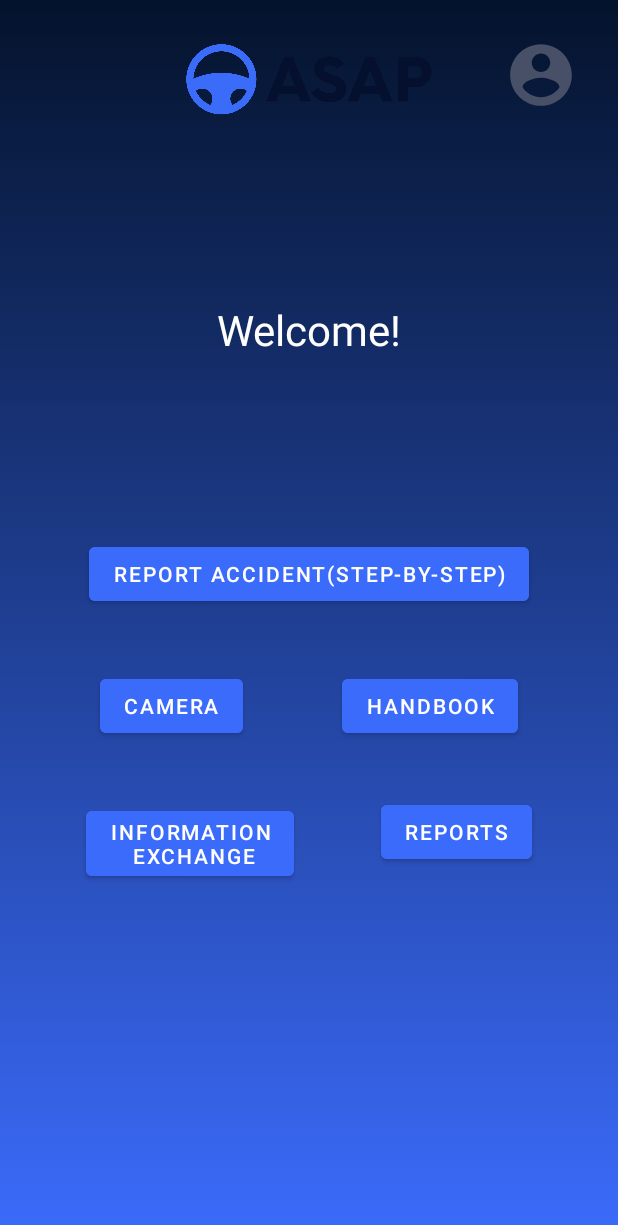
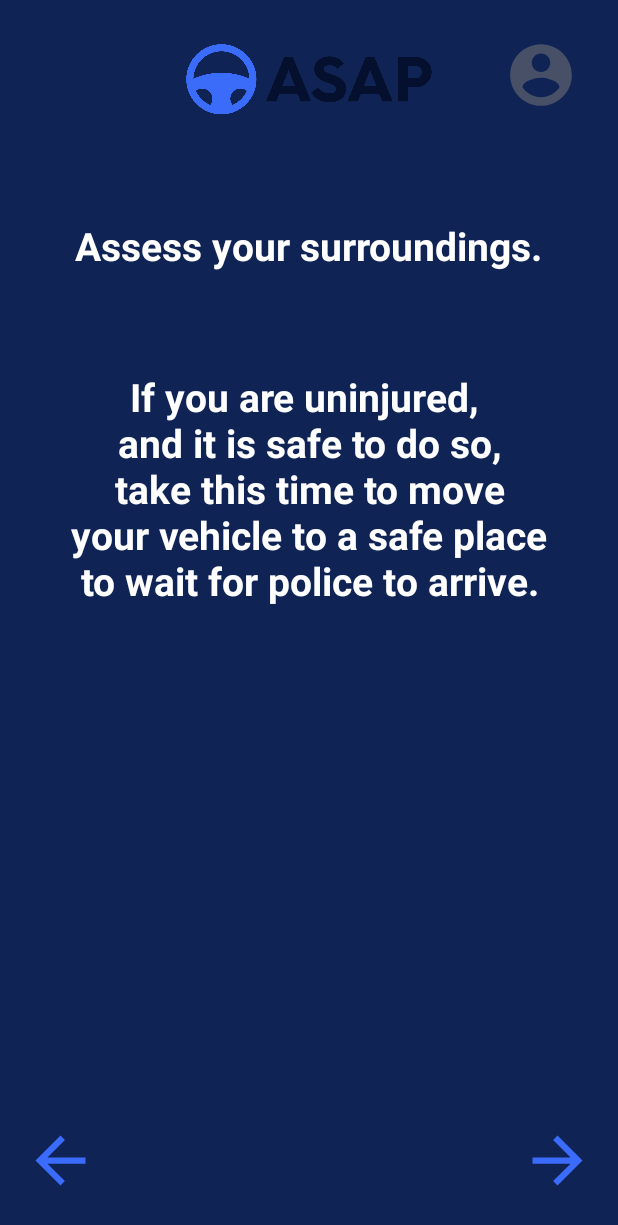
Before and after one commit to MaazHussaini99/androidAccidentApp, an Android app: the Home screen opened directly, with no data from a screen before it, after a tap on "REPORT ACCIDENT(STEP-BY-STEP)", on a phone screen of 412 x 824 dp. Shown: the top 1225 px of the screen. Run offline under Robolectric (Android 15) with nearby library versions, the phone set to English and light mode, and no system bars.

Commit message:
Created Step 1 with functioning next and previous buttons. Enabled Step 1 from Home screen

```diff
--- a/app/src/main/AndroidManifest.xml
+++ b/app/src/main/AndroidManifest.xml
@@ -11,16 +11,19 @@
         android:theme="@style/Theme.AndroidAccidentApp">
         <activity
             android:name=".SplashActivity"
-            android:theme="@style/SplashStyle"
+            android:exported="true"
             android:noHistory="true"
             android:screenOrientation="portrait"
-            android:exported="true">
+            android:theme="@style/SplashStyle">
             <intent-filter>
                 <action android:name="android.intent.action.MAIN" />
 
                 <category android:name="android.intent.category.LAUNCHER" />
             </intent-filter>
         </activity>
+        <activity
+            android:name=".Step1"
+            android:exported="false" />
         <activity
             android:name=".InsuranceProfile"
             android:exported="false" />
@@ -35,7 +38,7 @@
             android:exported="false" />
         <activity
             android:name=".Registration"
-            android:exported="false"/>
+            android:exported="false" />
         <activity android:name=".MainActivity" />
     </application>
 
--- a/app/src/main/java/com/example/androidaccidentapp/Home.java
+++ b/app/src/main/java/com/example/androidaccidentapp/Home.java
@@ -67,8 +67,8 @@ public class Home extends AppCompatActivity {
         switch (view.getId()){
             case R.id.step_by_step:{
                 Toast.makeText(Home.this, "Step-By-Step", Toast.LENGTH_SHORT).show();
-//                Intent myIntent = new Intent(Home.this, StepByStep.class);
-//                Home.this.startActivity(myIntent);
+                Intent myIntent = new Intent(Home.this, Step1.class);
+                Home.this.startActivity(myIntent);
                 break;
             }
             case R.id.handbook:{
--- /dev/null
+++ b/app/src/main/java/com/example/androidaccidentapp/Step1.java
@@ -0,0 +1,26 @@
+package com.example.androidaccidentapp;
+
+import androidx.appcompat.app.AppCompatActivity;
+
+import android.content.Intent;
+import android.os.Bundle;
+import android.view.View;
+
+public class Step1 extends AppCompatActivity {
+
+    @Override
+    protected void onCreate(Bundle savedInstanceState) {
+        super.onCreate(savedInstanceState);
+        setContentView(R.layout.activity_step1);
+    }
+
+    public void previous(View view) {
+        Intent intentPrev = new Intent(Step1.this, Home.class);
+        startActivity(intentPrev);
+    }
+
+    public void next(View view) {
+        Intent intentNxt = new Intent(Step1.this, UserProfile.class);
+        startActivity(intentNxt);
+    }
+}
--- /dev/null
+++ b/app/src/main/res/drawable/ic_baseline_arrow_back_24.xml
@@ -0,0 +1,5 @@
+<vector android:autoMirrored="true" android:height="24dp"
+    android:tint="#3B6BFB" android:viewportHeight="24"
+    android:viewportWidth="24" android:width="24dp" xmlns:android="http://schemas.android.com/apk/res/android">
+    <path android:fillColor="@android:color/white" android:pathData="M20,11H7.83l5.59,-5.59L12,4l-8,8 8,8 1.41,-1.41L7.83,13H20v-2z"/>
+</vector>
--- /dev/null
+++ b/app/src/main/res/drawable/ic_baseline_arrow_forward_24.xml
@@ -0,0 +1,5 @@
+<vector android:autoMirrored="true" android:height="24dp"
+    android:tint="#3B6BFB" android:viewportHeight="24"
+    android:viewportWidth="24" android:width="24dp" xmlns:android="http://schemas.android.com/apk/res/android">
+    <path android:fillColor="@android:color/white" android:pathData="M12,4l-1.41,1.41L16.17,11H4v2h12.17l-5.58,5.59L12,20l8,-8z"/>
+</vector>
--- /dev/null
+++ b/app/src/main/res/layout/activity_step1.xml
@@ -0,0 +1,79 @@
+<?xml version="1.0" encoding="utf-8"?>
+<androidx.constraintlayout.widget.ConstraintLayout xmlns:android="http://schemas.android.com/apk/res/android"
+    xmlns:app="http://schemas.android.com/apk/res-auto"
+    xmlns:tools="http://schemas.android.com/tools"
+    android:layout_width="match_parent"
+    android:layout_height="match_parent"
+    tools:context=".Step1"
+    android:background="@color/background">
+
+    <ImageView
+        android:id="@+id/logo"
+        android:layout_width="wrap_content"
+        android:layout_height="55dp"
+        android:src="@drawable/logo_01"
+        android:layout_marginTop="25dp"
+        app:layout_constraintEnd_toEndOf="parent"
+        app:layout_constraintHorizontal_bias="0.0"
+        app:layout_constraintStart_toStartOf="parent"
+        app:layout_constraintTop_toTopOf="parent" />
+
+    <ImageView
+        android:id="@+id/account_ic"
+        android:layout_width="52dp"
+        android:layout_height="49dp"
+        android:src="@drawable/ic_baseline_account_circle_24"
+        android:layout_margin="25dp"
+        app:layout_constraintEnd_toEndOf="parent"
+        app:layout_constraintTop_toTopOf="parent" />
+
+    <TextView
+        android:id="@+id/instr1"
+        android:layout_width="wrap_content"
+        android:layout_height="wrap_content"
+        android:layout_marginTop="65dp"
+        android:text="Assess your surroundings."
+        android:textColor="@color/white"
+        android:textStyle="bold"
+        android:textSize="26dp"
+        app:layout_constraintTop_toBottomOf="@id/logo"
+        app:layout_constraintLeft_toLeftOf="parent"
+        app:layout_constraintRight_toRightOf="parent"/>
+
+    <TextView
+        android:id="@+id/instr2"
+        android:layout_width="wrap_content"
+        android:layout_height="wrap_content"
+        android:layout_marginTop="65dp"
+        android:text="@string/step1Instruction"
+        android:textColor="@color/white"
+        android:textStyle="bold"
+        android:textSize="26dp"
+        android:textAlignment="center"
+        app:layout_constraintTop_toBottomOf="@id/instr1"
+        app:layout_constraintLeft_toLeftOf="parent"
+        app:layout_constraintRight_toRightOf="parent"/>
+
+    <ImageView
+        android:id="@+id/backArrow"
+        android:layout_width="50dp"
+        android:layout_height="50dp"
+        android:layout_marginBottom="25dp"
+        android:layout_marginStart="15dp"
+        android:src="@drawable/ic_baseline_arrow_back_24"
+        android:onClick="previous"
+        app:layout_constraintBottom_toBottomOf="parent"
+        app:layout_constraintLeft_toLeftOf="parent"/>
+
+    <ImageView
+        android:id="@+id/forwardArrow"
+        android:layout_width="50dp"
+        android:layout_height="50dp"
+        android:layout_marginBottom="25dp"
+        android:layout_marginEnd="15dp"
+        android:src="@drawable/ic_baseline_arrow_forward_24"
+        android:onClick="next"
+        app:layout_constraintBottom_toBottomOf="parent"
+        app:layout_constraintRight_toRightOf="parent"/>
+
+</androidx.constraintlayout.widget.ConstraintLayout>
--- a/app/src/main/res/values/strings.xml
+++ b/app/src/main/res/values/strings.xml
@@ -1,3 +1,4 @@
 <resources>
     <string name="app_name">androidAccidentApp</string>
+    <string name="step1Instruction">If you are uninjured, \nand it is safe to do so,\ntake this time to move\nyour vehicle to a safe place\nto wait for police to arrive.</string>
 </resources>
```
